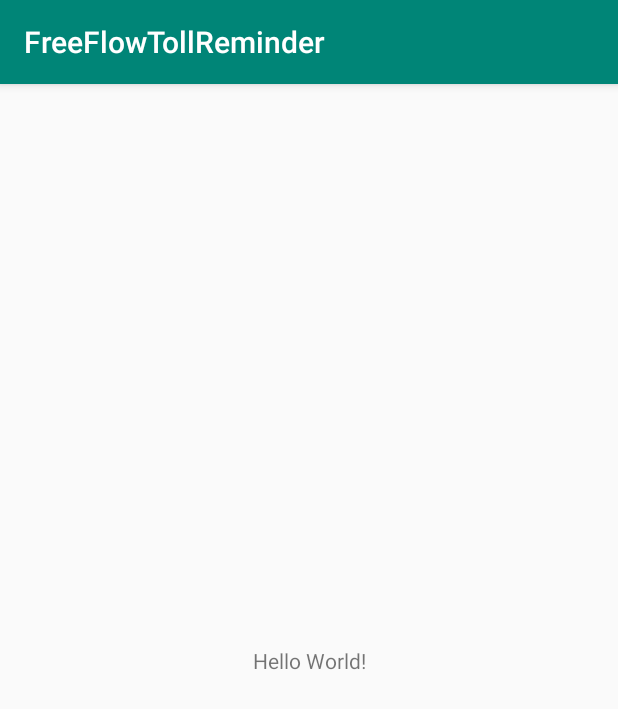
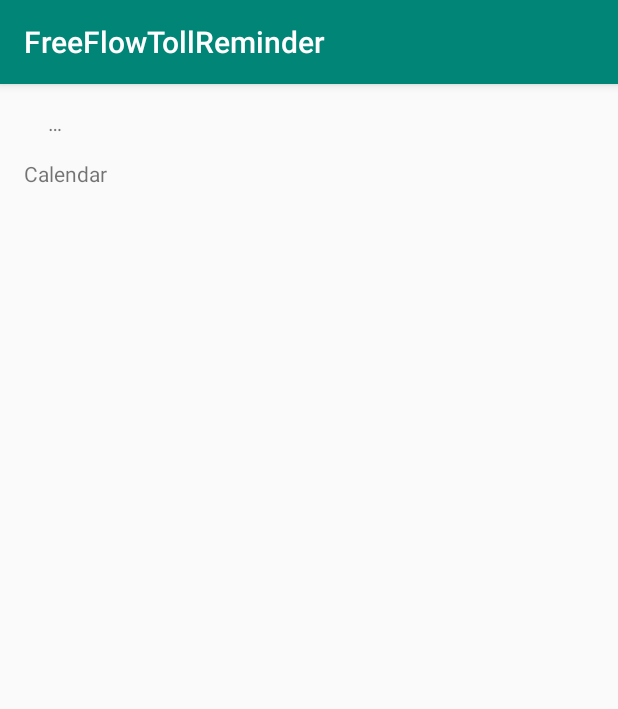
Before and after one commit to steverpalmer/FreeFlowTollReminder, an Android app: the screen it shows after launch (MainActivity), on a phone screen of 412 x 824 dp. Shown: the top 709 px of the screen. Run offline under Robolectric (Android 15) with nearby library versions, the phone set to English and light mode, and no system bars.

Commit message:
Recovered main activity layout

```diff
--- a/app/src/main/res/layout/activity_main.xml
+++ b/app/src/main/res/layout/activity_main.xml
@@ -1,4 +1,5 @@
 <?xml version="1.0" encoding="utf-8"?>
+<!--Copyright 2019 Steve Palmer -->
 <android.support.constraint.ConstraintLayout
         xmlns:android="http://schemas.android.com/apk/res/android"
         xmlns:tools="http://schemas.android.com/tools"
@@ -8,12 +9,36 @@
         tools:context=".MainActivity">
 
     <TextView
+            android:layout_width="348dp"
+            android:layout_height="18dp"
+            android:text="@string/waiting"
+            app:layout_constraintStart_toStartOf="parent"
+            android:layout_marginStart="16dp" android:layout_marginTop="16dp"
+            app:layout_constraintTop_toTopOf="parent" app:layout_constraintEnd_toEndOf="parent"
+            android:layout_marginEnd="16dp" android:id="@+id/statusDisplay"/>
+    <Spinner
+            android:layout_width="297dp"
+            android:layout_height="43dp"
+            android:id="@+id/calendarSelection" android:layout_marginTop="16dp"
+            app:layout_constraintTop_toBottomOf="@+id/statusDisplay"
+            android:layout_marginStart="8dp" app:layout_constraintEnd_toEndOf="parent"
+            android:layout_marginEnd="16dp" app:layout_constraintStart_toEndOf="@+id/calendarFieldTag"
+            app:layout_constraintHorizontal_bias="0.666" android:visibility="invisible"/>
+    <TextView
+            android:layout_width="66dp"
+            android:layout_height="43dp"
+            android:text="@string/calendarLabel"
+            app:layout_constraintStart_toStartOf="parent"
+            android:layout_marginStart="16dp" android:id="@+id/calendarFieldTag" android:layout_marginTop="16dp"
+            app:layout_constraintTop_toBottomOf="@+id/statusDisplay"/>
+    <Button
+            android:text="@string/addReminderButton"
             android:layout_width="wrap_content"
             android:layout_height="wrap_content"
-            android:text="Hello World!"
-            app:layout_constraintBottom_toBottomOf="parent"
-            app:layout_constraintLeft_toLeftOf="parent"
-            app:layout_constraintRight_toRightOf="parent"
-            app:layout_constraintTop_toTopOf="parent"/>
+            android:id="@+id/addReminderButton" app:layout_constraintEnd_toEndOf="parent"
+            android:layout_marginEnd="16dp"
+            app:layout_constraintStart_toStartOf="parent" android:layout_marginStart="16dp"
+            android:layout_marginBottom="16dp" app:layout_constraintBottom_toBottomOf="parent"
+            android:visibility="invisible"/>
 
 </android.support.constraint.ConstraintLayout>
--- a/app/src/main/res/values/strings.xml
+++ b/app/src/main/res/values/strings.xml
@@ -1,3 +1,6 @@
 <resources>
     <string name="app_name">FreeFlowTollReminder</string>
+    <string name="waiting">…</string>
+    <string name="calendarLabel">Calendar</string>
+    <string name="addReminderButton">Add Reminder</string>
 </resources>
```
